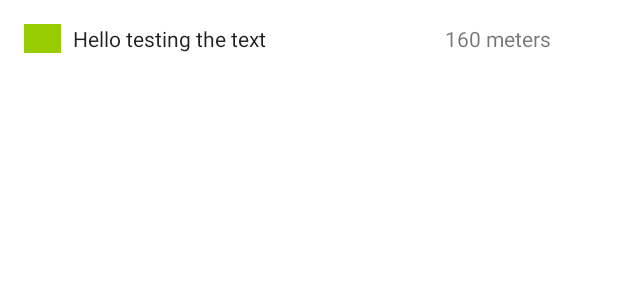
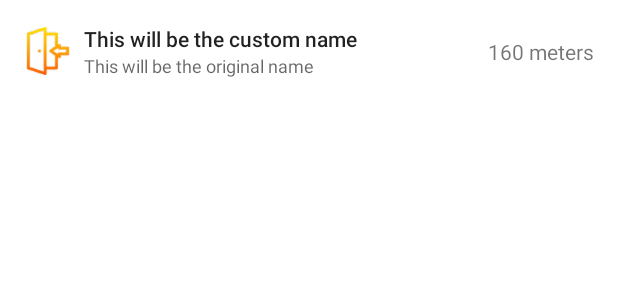
Before and after one commit to Android-Swarm/quick-entry, an Android app: the layout entry_item_name.xml on its own in the app's theme, with its tools: preview values and no code run, on a phone screen of 412 x 824 dp. Shown: the top 300 px of the screen. Run offline under Robolectric (Android 15) with nearby library versions, the phone set to English and light mode, and no system bars.

Commit message:
List item now displays distance and is sorted ascending by distance from current location

```diff
--- a/app/src/main/java/com/zetzaus/quickentry/database/Database.kt
+++ b/app/src/main/java/com/zetzaus/quickentry/database/Database.kt
@@ -19,7 +19,8 @@ abstract class EntrySpotDatabase : RoomDatabase() {
                         context.applicationContext,
                         EntrySpotDatabase::class.java,
                         "entry_spot"
-                    ).fallbackToDestructiveMigration()
+                    )
+//                        .fallbackToDestructiveMigration()
                         .build()
                 }
 
--- a/app/src/main/java/com/zetzaus/quickentry/ui/WebFragmentViewModel.kt
+++ b/app/src/main/java/com/zetzaus/quickentry/ui/WebFragmentViewModel.kt
@@ -33,6 +33,7 @@ class WebFragmentViewModel(application: Application) : EntryViewModel(applicatio
     }
 
     fun saveSpot(url: String, locationName: String, location: Location) = viewModelScope.launch {
+        // TODO: make this an upsert function
         repository.save(
             EntrySpot(
                 urlId = url getLeafLevel 0,
@@ -51,9 +52,7 @@ class WebFragmentViewModel(application: Application) : EntryViewModel(applicatio
         repository
             .getById(url getLeafLevel 1)
             .apply { checkedIn = newCheckedIn }
-            .also {
-                repository.save(it)
-            }
+            .also { repository.save(it) }
     }
 
 
--- a/app/src/main/res/layout/entry_item_name.xml
+++ b/app/src/main/res/layout/entry_item_name.xml
@@ -1,32 +1,51 @@
 <?xml version="1.0" encoding="utf-8"?>
-<LinearLayout xmlns:android="http://schemas.android.com/apk/res/android"
+<androidx.constraintlayout.widget.ConstraintLayout xmlns:android="http://schemas.android.com/apk/res/android"
+    xmlns:app="http://schemas.android.com/apk/res-auto"
     xmlns:tools="http://schemas.android.com/tools"
     android:layout_width="match_parent"
     android:layout_height="wrap_content"
-    android:orientation="horizontal"
     android:padding="16dp">
 
-    <TextView
+    <ImageView
         android:id="@+id/checkedIn"
-        android:layout_width="0dp"
+        android:layout_width="wrap_content"
         android:layout_height="wrap_content"
-        android:layout_marginEnd="8dp"
-        android:layout_weight="0.5"
-        tools:background="@android:color/holo_green_light" />
+        android:contentDescription="@string/content_description_checked_in"
+        android:src="@drawable/checked_in"
+        app:layout_constraintBottom_toBottomOf="parent"
+        app:layout_constraintEnd_toStartOf="@id/textCustomName"
+        app:layout_constraintStart_toStartOf="parent"
+        app:layout_constraintTop_toTopOf="parent" />
 
     <com.google.android.material.textview.MaterialTextView
         android:id="@+id/textCustomName"
-        style="@style/TextAppearance.AppCompat.Body1"
-        android:layout_width="0dp"
+        style="@style/TextAppearance.AppCompat.Body2"
+        android:layout_width="wrap_content"
         android:layout_height="wrap_content"
-        android:layout_weight="5"
-        tools:text="Hello testing the text" />
+        android:layout_marginStart="8dp"
+        app:layout_constraintStart_toEndOf="@id/checkedIn"
+        app:layout_constraintTop_toTopOf="parent"
+        tools:text="This will be the custom name" />
+
+    <com.google.android.material.textview.MaterialTextView
+        android:id="@+id/textOriginalName"
+        style="@style/TextAppearance.AppCompat.Caption"
+        android:layout_width="wrap_content"
+        android:layout_height="wrap_content"
+        android:layout_marginStart="8dp"
+        app:layout_constraintBottom_toBottomOf="parent"
+        app:layout_constraintStart_toEndOf="@id/checkedIn"
+        app:layout_constraintTop_toBottomOf="@+id/textCustomName"
+        tools:text="This will be the original name" />
 
     <com.google.android.material.textview.MaterialTextView
         android:id="@+id/textDistance"
         android:layout_width="0dp"
         android:layout_height="wrap_content"
         android:layout_weight="2"
+        app:layout_constraintBottom_toBottomOf="parent"
+        app:layout_constraintEnd_toEndOf="parent"
+        app:layout_constraintTop_toTopOf="parent"
         tools:text="160 meters" />
 
-</LinearLayout>
+</androidx.constraintlayout.widget.ConstraintLayout>
--- a/app/src/main/res/values/strings.xml
+++ b/app/src/main/res/values/strings.xml
@@ -5,4 +5,8 @@
     <string name="snack_bar_location_permission_denied">Please enable location permission for better experience</string>
 
     <string name="hint_search_edit_text">Search location here</string>
+
+    <string name="no_location_yet">Waiting for GPS...</string>
+
+    <string name="content_description_checked_in">This icon indicates that you have checked-in to the location and you have not checked out from it</string>
 </resources>
```
Also changed, not shown: app/src/main/java/com/zetzaus/quickentry/database/EntrySpot.kt (+11 -0 lines), app/src/main/java/com/zetzaus/quickentry/ui/MainFragment.kt (+68 -45 lines), app/src/main/java/com/zetzaus/quickentry/ui/MainFragmentViewModel.kt (+12 -1 lines), app/src/main/java/com/zetzaus/quickentry/ui/WebFragment.kt (+5 -8 lines), app/src/main/res/navigation/main_navigation.xml (+7 -0 lines), app/src/main/res/drawable-hdpi/checked_in.png (added), app/src/main/res/drawable-mdpi/checked_in.png (added), app/src/main/res/drawable-xhdpi/checked_in.png (added), app/src/main/res/drawable-xxhdpi/checked_in.png (added), app/src/main/res/drawable-xxxhdpi/checked_in.png (added).
